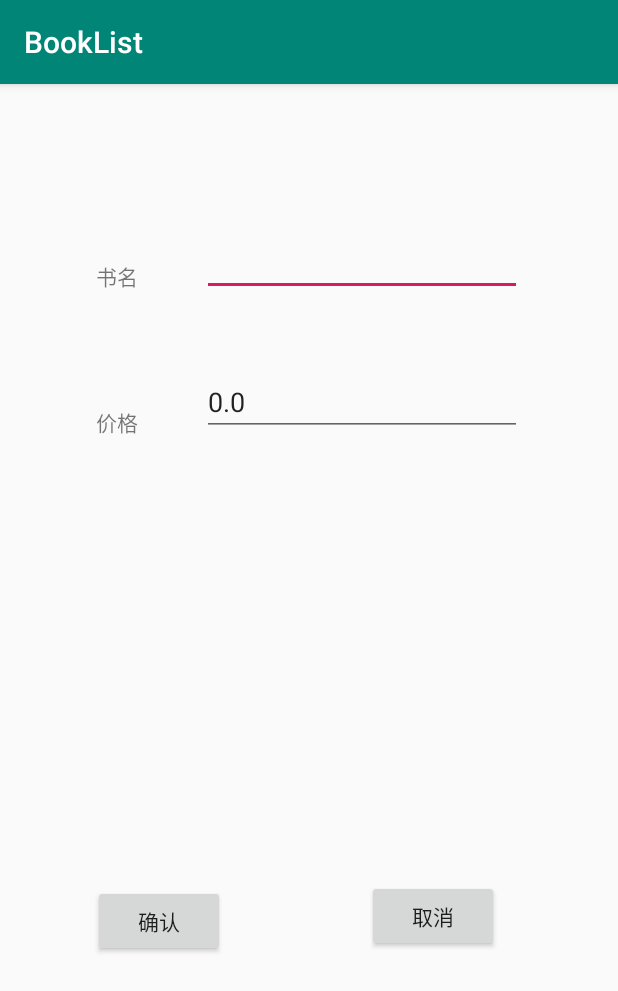
After one commit to akanepink/BookList, an Android app: the NewBookActivity screen opened directly, with no data from a screen before it, on a phone screen of 412 x 824 dp. The commit adds this screen. Shown: the top 991 px of the screen. Run offline under Robolectric (Android 15) with nearby library versions, the phone set to English and light mode, and no system bars.

Commit message:
Acticity之间传递数据 之使用Intent

```diff
--- a/app/src/main/AndroidManifest.xml
+++ b/app/src/main/AndroidManifest.xml
@@ -9,6 +9,7 @@
         android:roundIcon="@mipmap/ic_launcher_round"
         android:supportsRtl="true"
         android:theme="@style/AppTheme">
+        <activity android:name=".NewBookActivity"></activity>
         <activity android:name=".BookListMainActivity">
             <intent-filter>
                 <action android:name="android.intent.action.MAIN" />
--- /dev/null
+++ b/app/src/main/java/com/example/booklist/NewBookActivity.java
@@ -0,0 +1,43 @@
+package com.example.booklist;
+
+import androidx.appcompat.app.AppCompatActivity;
+
+import android.content.Intent;
+import android.os.Bundle;
+import android.view.View;
+import android.widget.Button;
+import android.widget.EditText;
+
+public class NewBookActivity extends AppCompatActivity {
+
+    private Button buttonOk,buttonCancel;
+    private EditText editTextBookTitle,editTextBookPrice;
+    private int insertPosition;
+    @Override
+    protected void onCreate(Bundle savedInstanceState) {
+        super.onCreate(savedInstanceState);
+        setContentView(R.layout.activity_new_book);
+
+        buttonOk=(Button)this.findViewById(R.id.button_ok);
+        buttonCancel=(Button)this.findViewById(R.id.button_cancel);
+        editTextBookTitle=(EditText)this.findViewById(R.id.edit_text_book_title);
+        editTextBookPrice=(EditText)this.findViewById(R.id.edit_text_book_price);
+
+        editTextBookTitle.setText(getIntent().getStringExtra("title"));
+        editTextBookPrice.setText(String.valueOf(getIntent().getDoubleExtra("price",0)));
+        insertPosition=getIntent().getIntExtra("insert_position",0);
+
+        buttonOk.setOnClickListener(new View.OnClickListener() {
+            @Override
+            public void onClick(View v) {
+                Intent intent=new Intent();
+                intent.putExtra("title",editTextBookTitle.getText().toString());
+                intent.putExtra("price",Double.parseDouble(editTextBookPrice.getText().toString()));
+                intent.putExtra("insert_position",insertPosition);
+                setResult(RESULT_OK,intent);
+                NewBookActivity.this.finish();
+            }
+        });
+
+    }
+}
--- /dev/null
+++ b/app/src/main/res/layout/activity_new_book.xml
@@ -0,0 +1,77 @@
+<?xml version="1.0" encoding="utf-8"?>
+<androidx.constraintlayout.widget.ConstraintLayout xmlns:android="http://schemas.android.com/apk/res/android"
+    xmlns:app="http://schemas.android.com/apk/res-auto"
+    xmlns:tools="http://schemas.android.com/tools"
+    android:layout_width="match_parent"
+    android:layout_height="match_parent"
+    tools:context=".NewBookActivity">
+
+    <Button
+        android:id="@+id/button_ok"
+        android:layout_width="wrap_content"
+        android:layout_height="wrap_content"
+        android:layout_marginStart="62dp"
+        android:layout_marginLeft="62dp"
+        android:layout_marginBottom="186dp"
+        android:text="@string/ok_cn"
+        app:layout_constraintBottom_toBottomOf="parent"
+        app:layout_constraintStart_toStartOf="parent" />
+
+    <Button
+        android:id="@+id/button_cancel"
+        android:layout_width="wrap_content"
+        android:layout_height="wrap_content"
+        android:layout_marginEnd="79dp"
+        android:layout_marginRight="79dp"
+        android:layout_marginBottom="189dp"
+        android:text="@string/cancel_cn"
+        app:layout_constraintBottom_toBottomOf="parent"
+        app:layout_constraintEnd_toEndOf="parent" />
+
+    <TextView
+        android:id="@+id/text_view_book_title"
+        android:layout_width="wrap_content"
+        android:layout_height="wrap_content"
+        android:layout_marginStart="64dp"
+        android:layout_marginLeft="64dp"
+        android:layout_marginTop="117dp"
+        android:text="@string/book_name_cn"
+        app:layout_constraintStart_toStartOf="parent"
+        app:layout_constraintTop_toTopOf="parent" />
+
+    <TextView
+        android:id="@+id/text_view_book_price"
+        android:layout_width="wrap_content"
+        android:layout_height="wrap_content"
+        android:layout_marginStart="64dp"
+        android:layout_marginLeft="64dp"
+        android:layout_marginTop="76dp"
+        android:text="@string/price_cn"
+        app:layout_constraintStart_toStartOf="parent"
+        app:layout_constraintTop_toBottomOf="@+id/text_view_book_title" />
+
+    <EditText
+        android:id="@+id/edit_text_book_title"
+        android:layout_width="wrap_content"
+        android:layout_height="wrap_content"
+        android:layout_marginTop="96dp"
+        android:layout_marginEnd="64dp"
+        android:layout_marginRight="64dp"
+        android:ems="10"
+        android:inputType="textPersonName"
+        android:text="Name"
+        app:layout_constraintEnd_toEndOf="parent"
+        app:layout_constraintTop_toTopOf="parent" />
+
+    <EditText
+        android:id="@+id/edit_text_book_price"
+        android:layout_width="wrap_content"
+        android:layout_height="wrap_content"
+        android:layout_marginTop="48dp"
+        android:layout_marginEnd="64dp"
+        android:layout_marginRight="64dp"
+        android:ems="10"
+        android:inputType="numberDecimal"
+        app:layout_constraintEnd_toEndOf="parent"
+        app:layout_constraintTop_toBottomOf="@+id/edit_text_book_title" />
+</androidx.constraintlayout.widget.ConstraintLayout>
--- a/app/src/main/res/values/strings.xml
+++ b/app/src/main/res/values/strings.xml
@@ -1,3 +1,7 @@
 <resources>
     <string name="app_name">BookList</string>
+    <string name="ok_cn">确认</string>
+    <string name="cancel_cn">取消</string>
+    <string name="book_name_cn" >书名</string>
+    <string name="price_cn">价格</string>
 </resources>
```
Also changed, not shown: app/src/main/java/com/example/booklist/Book.java (+11 -1 lines), app/src/main/java/com/example/booklist/BookListMainActivity.java (+32 -7 lines).
